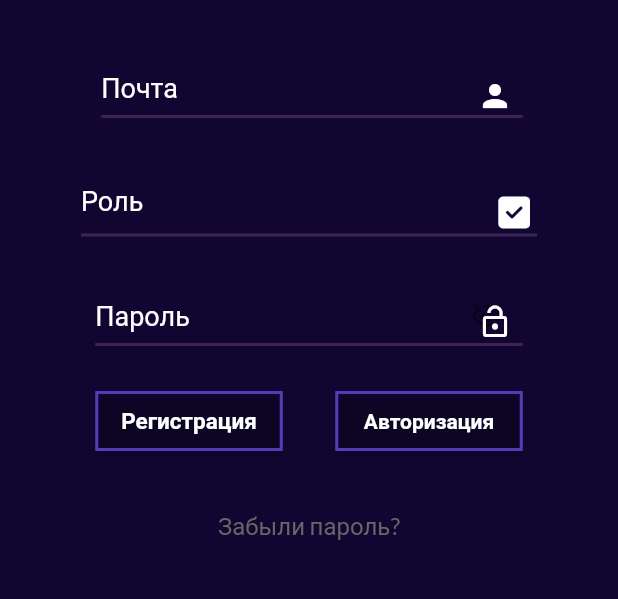
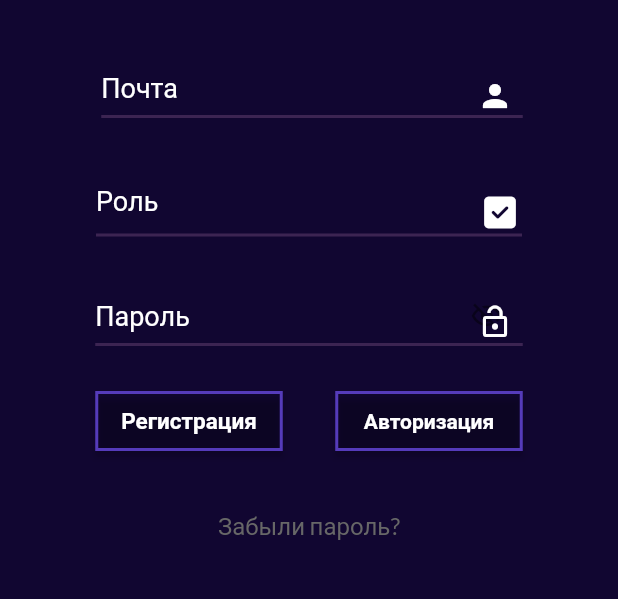
Before and after one commit to Sypexx/iMake, a Flutter app: the screen it shows after launch, on a phone screen of 412 x 824 dp, the part 575-1174 px from its top. Run offline on Flutter 3.47's test engine with Material 2 defaults, Android fonts, the phone set to English and light mode, and no system bars; drawn by our look-alikes of auto_size_text; our stand-ins replace built_collection, built_value, cloud_firestore, firebase_auth, firebase_core, firebase_storage and 8 more; missing offline and left inert: mime_type; accounts and stored records are empty; generated files the repository leaves out were written again.

Commit message:
Updating to latest FlutterFlow output.

```diff
--- a/lib/auth_page/auth_page_widget.dart
+++ b/lib/auth_page/auth_page_widget.dart
@@ -127,7 +127,7 @@ class _AuthPageWidgetState extends State<AuthPageWidget> {
                           ),
                         ),
                         Padding(
-                          padding: EdgeInsets.fromLTRB(50, 0, 50, 30),
+                          padding: EdgeInsets.fromLTRB(60, 0, 60, 30),
                           child: Stack(
                             children: [
                               Align(
```
